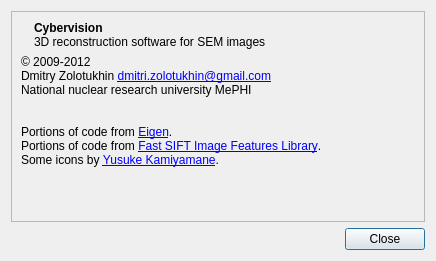
Qt form cybervision/cybervision-app/UI/aboutwindow.ui (zlogic/cybervision) before a commit.
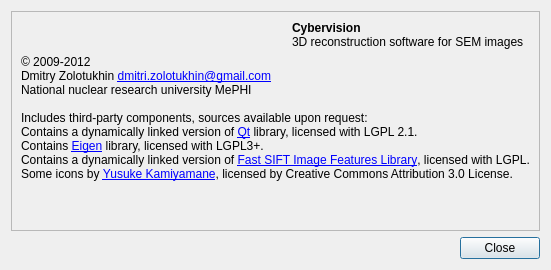
The same form after that commit. Icons and pictures are not drawn.

Commit message: - Minor update to about window

```diff
--- a/cybervision/cybervision-app/UI/aboutwindow.ui
+++ b/cybervision/cybervision-app/UI/aboutwindow.ui
@@ -2,14 +2,6 @@
 <ui version="4.0">
  <class>AboutWindow</class>
  <widget class="QDialog" name="AboutWindow">
-  <property name="geometry">
-   <rect>
-    <x>0</x>
-    <y>0</y>
-    <width>436</width>
-    <height>261</height>
-   </rect>
-  </property>
   <property name="windowTitle">
    <string>About Cybervision</string>
   </property>
@@ -37,14 +29,14 @@
         </property>
        </widget>
       </item>
-      <item row="0" column="1">
+      <item row="0" column="2">
        <widget class="QLabel" name="titleLabel">
         <property name="text">
          <string>&lt;b&gt;Cybervision&lt;/b&gt;&lt;br /&gt;3D reconstruction software for SEM images</string>
         </property>
        </widget>
       </item>
-      <item row="2" column="0" colspan="2">
+      <item row="2" column="0" colspan="3">
        <spacer name="verticalSpacer">
         <property name="orientation">
          <enum>Qt::Vertical</enum>
@@ -57,22 +49,23 @@
         </property>
        </spacer>
       </item>
-      <item row="1" column="0" colspan="3">
+      <item row="1" column="0" colspan="4">
        <widget class="QLabel" name="copyrightLabel">
         <property name="text">
-         <string>© 2009-2012&lt;br /&gt;
+         <string>&amp;copy; 2009-2012&lt;br /&gt;
 Dmitry Zolotukhin &lt;a href=&quot;mailto:dmitri.zolotukhin@gmail.com&quot;&gt;dmitri.zolotukhin@gmail.com&lt;/a&gt;&lt;br /&gt;
 National nuclear research university MePHI&lt;br /&gt;
 &lt;br /&gt;
-&lt;br /&gt;
-Portions of code from &lt;a href=&quot;http://eigen.tuxfamily.org&quot;&gt;Eigen&lt;/a&gt;.&lt;br /&gt;
-Portions of code from &lt;a href=&quot;https://sourceforge.net/projects/libsift/&quot;&gt;Fast SIFT Image Features Library&lt;/a&gt;.&lt;br /&gt;
-Some icons by &lt;a href=&quot;http://p.yusukekamiyamane.com/&quot;&gt;Yusuke Kamiyamane&lt;/a&gt;.
+Includes third-party components, sources available upon request:&lt;br /&gt;
+Contains a dynamically linked version of &lt;a href=&quot;http://qt.nokia.com/&quot;&gt;Qt&lt;/a&gt; library, licensed with LGPL 2.1.&lt;br /&gt;
+Contains &lt;a href=&quot;http://eigen.tuxfamily.org/&quot;&gt;Eigen&lt;/a&gt; library, licensed with LGPL3+.&lt;br /&gt;
+Contains a dynamically linked version of &lt;a href=&quot;https://sourceforge.net/projects/libsift/&quot;&gt;Fast SIFT Image Features Library&lt;/a&gt;, licensed with LGPL.&lt;br /&gt;
+Some icons by &lt;a href=&quot;http://p.yusukekamiyamane.com/&quot;&gt;Yusuke Kamiyamane&lt;/a&gt;, licensed by Creative Commons Attribution 3.0 License.
 </string>
         </property>
        </widget>
       </item>
-      <item row="0" column="2">
+      <item row="0" column="1">
        <spacer name="horizontalSpacer_2">
         <property name="orientation">
          <enum>Qt::Horizontal</enum>
```
The commit also changes 2 other files.
